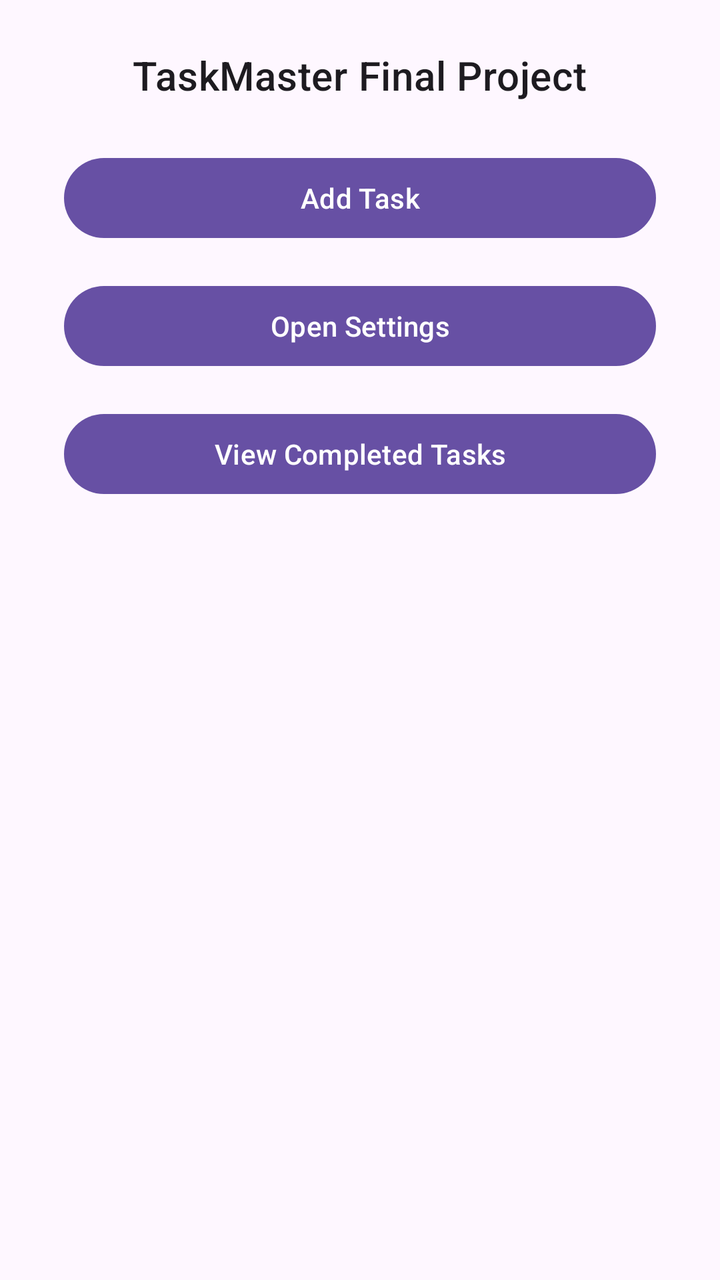
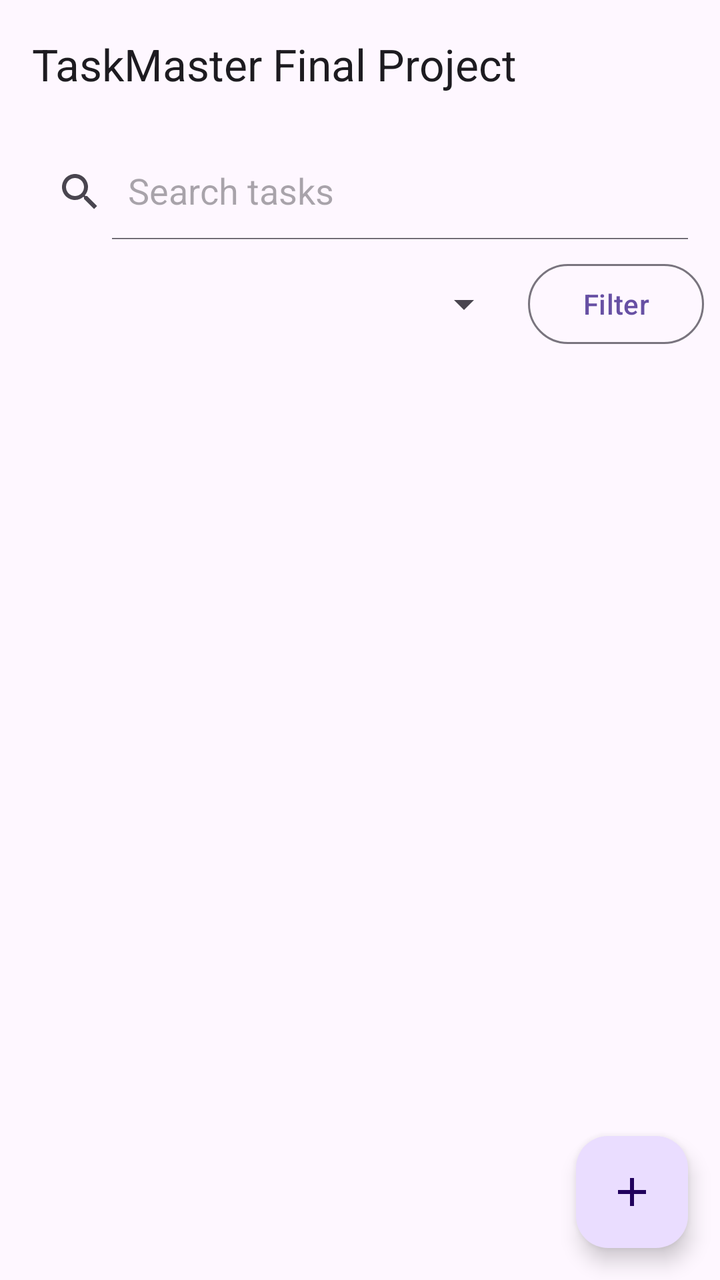

Before-and-after screenshots of an Android layout around one commit, followed by the original layout XML and the change that was made.
<!-- AndroidManifest.xml: application theme Theme.TaskMasterFinalProject -->
<!-- res/layout/activity_main.xml -->
<?xml version="1.0" encoding="utf-8"?>
<androidx.constraintlayout.widget.ConstraintLayout xmlns:android="http://schemas.android.com/apk/res/android"
    xmlns:app="http://schemas.android.com/apk/res-auto"
    xmlns:tools="http://schemas.android.com/tools"
    android:id="@+id/main_root"
    android:layout_width="match_parent"
    android:layout_height="match_parent"
    tools:context=".MainActivity">

    <TextView
        android:id="@+id/text_title"
        android:layout_width="wrap_content"
        android:layout_height="wrap_content"
        android:text="@string/app_name"
        android:textAppearance="?attr/textAppearanceHeadline6"
        app:layout_constraintTop_toTopOf="parent"
        app:layout_constraintStart_toStartOf="parent"
        app:layout_constraintEnd_toEndOf="parent"
        app:layout_constraintBottom_toTopOf="@id/button_add_task"
        app:layout_constraintVertical_chainStyle="packed"
        android:layout_marginTop="24dp" />

    <Button
        android:id="@+id/button_add_task"
        android:layout_width="0dp"
        android:layout_height="wrap_content"
        android:text="Add Task"
        app:layout_constraintTop_toBottomOf="@id/text_title"
        app:layout_constraintStart_toStartOf="parent"
        app:layout_constraintEnd_toEndOf="parent"
        android:layout_marginStart="32dp"
        android:layout_marginEnd="32dp"
        android:layout_marginTop="24dp" />

    <Button
        android:id="@+id/button_open_settings"
        android:layout_width="0dp"
        android:layout_height="wrap_content"
        android:text="Open Settings"
        app:layout_constraintTop_toBottomOf="@id/button_add_task"
        app:layout_constraintStart_toStartOf="parent"
        app:layout_constraintEnd_toEndOf="parent"
        android:layout_marginStart="32dp"
        android:layout_marginEnd="32dp"
        android:layout_marginTop="16dp" />

    <Button
        android:id="@+id/button_view_completed"
        android:layout_width="0dp"
        android:layout_height="wrap_content"
        android:text="@string/button_view_completed"
        app:layout_constraintTop_toBottomOf="@id/button_open_settings"
        app:layout_constraintStart_toStartOf="parent"
        app:layout_constraintEnd_toEndOf="parent"
        android:layout_marginStart="32dp"
        android:layout_marginEnd="32dp"
        android:layout_marginTop="16dp" />

    <androidx.recyclerview.widget.RecyclerView
        android:id="@+id/recycler_tasks"
        android:layout_width="0dp"
        android:layout_height="0dp"
        app:layout_constraintTop_toBottomOf="@id/button_view_completed"
        app:layout_constraintBottom_toBottomOf="parent"
        app:layout_constraintStart_toStartOf="parent"
        app:layout_constraintEnd_toEndOf="parent"
        android:layout_marginStart="16dp"
        android:layout_marginEnd="16dp"
        android:layout_marginTop="16dp"
        android:layout_marginBottom="16dp" />

</androidx.constraintlayout.widget.ConstraintLayout>
<!-- resources referenced by this layout -->
<resources>
  <string name="app_name">TaskMaster Final Project</string>
  <string name="button_view_completed">View Completed Tasks</string>
  <style name="Theme.TaskMasterFinalProject" parent="Base.Theme.TaskMasterFinalProject" />
  <style name="Base.Theme.TaskMasterFinalProject" parent="Theme.Material3.DayNight.NoActionBar">
          
          
      </style>
</resources>

<!-- the commit's change to res/layout/activity_main.xml (unified diff, before → after) -->
@@ -7,66 +7,68 @@
     android:layout_height="match_parent"
     tools:context=".MainActivity">
 
-    <TextView
-        android:id="@+id/text_title"
+    <com.google.android.material.appbar.AppBarLayout
+        android:id="@+id/app_bar_layout"
+        android:layout_width="match_parent"
+        android:layout_height="wrap_content"
+        app:layout_constraintTop_toTopOf="parent">
+
+        <com.google.android.material.appbar.MaterialToolbar
+            android:id="@+id/toolbar"
+            android:layout_width="match_parent"
+            android:layout_height="?attr/actionBarSize"
+            app:title="@string/app_name" />
+
+    </com.google.android.material.appbar.AppBarLayout>
+
+    <androidx.appcompat.widget.SearchView
+        android:id="@+id/search_view"
+        android:layout_width="0dp"
+        android:layout_height="wrap_content"
+        android:layout_margin="8dp"
+        app:iconifiedByDefault="false"
+        app:layout_constraintEnd_toEndOf="parent"
+        app:layout_constraintStart_toStartOf="parent"
+        app:layout_constraintTop_toBottomOf="@+id/app_bar_layout"
+        app:queryHint="Search tasks" />
+
+    <Spinner
+        android:id="@+id/spinner_sort"
+        android:layout_width="wrap_content"
+        android:layout_height="0dp"
+        android:layout_marginEnd="8dp"
+        app:layout_constraintBottom_toBottomOf="@+id/button_filter"
+        app:layout_constraintEnd_toStartOf="@+id/button_filter"
+        app:layout_constraintTop_toTopOf="@+id/button_filter" />
+
+    <Button
+        android:id="@+id/button_filter"
+        style="?attr/materialButtonOutlinedStyle"
         android:layout_width="wrap_content"
         android:layout_height="wrap_content"
-        android:text="@string/app_name"
-        android:textAppearance="?attr/textAppearanceHeadline6"
-        app:layout_constraintTop_toTopOf="parent"
-        app:layout_constraintStart_toStartOf="parent"
+        android:layout_marginTop="8dp"
+        android:layout_marginEnd="8dp"
+        android:text="Filter"
         app:layout_constraintEnd_toEndOf="parent"
-        app:layout_constraintBottom_toTopOf="@id/button_add_task"
-        app:layout_constraintVertical_chainStyle="packed"
-        android:layout_marginTop="24dp" />
-
-    <Button
-        android:id="@+id/button_add_task"
-        android:layout_width="0dp"
-        android:layout_height="wrap_content"
-        android:text="Add Task"
-        app:layout_constraintTop_toBottomOf="@id/text_title"
-        app:layout_constraintStart_toStartOf="parent"
-        app:layout_constraintEnd_toEndOf="parent"
-        android:layout_marginStart="32dp"
-        android:layout_marginEnd="32dp"
-        android:layout_marginTop="24dp" />
-
-    <Button
-        android:id="@+id/button_open_settings"
-        android:layout_width="0dp"
-        android:layout_height="wrap_content"
-        android:text="Open Settings"
-        app:layout_constraintTop_toBottomOf="@id/button_add_task"
-        app:layout_constraintStart_toStartOf="parent"
-        app:layout_constraintEnd_toEndOf="parent"
-        android:layout_marginStart="32dp"
-        android:layout_marginEnd="32dp"
-        android:layout_marginTop="16dp" />
-
-    <Button
-        android:id="@+id/button_view_completed"
-        android:layout_width="0dp"
-        android:layout_height="wrap_content"
-        android:text="@string/button_view_completed"
-        app:layout_constraintTop_toBottomOf="@id/button_open_settings"
-        app:layout_constraintStart_toStartOf="parent"
-        app:layout_constraintEnd_toEndOf="parent"
-        android:layout_marginStart="32dp"
-        android:layout_marginEnd="32dp"
-        android:layout_marginTop="16dp" />
+        app:layout_constraintTop_toBottomOf="@+id/search_view" />
 
     <androidx.recyclerview.widget.RecyclerView
         android:id="@+id/recycler_tasks"
         android:layout_width="0dp"
         android:layout_height="0dp"
-        app:layout_constraintTop_toBottomOf="@id/button_view_completed"
+        android:layout_marginTop="8dp"
         app:layout_constraintBottom_toBottomOf="parent"
+        app:layout_constraintEnd_toEndOf="parent"
         app:layout_constraintStart_toStartOf="parent"
+        app:layout_constraintTop_toBottomOf="@+id/button_filter" />
+
+    <com.google.android.material.floatingactionbutton.FloatingActionButton
+        android:id="@+id/fab_add_task"
+        android:layout_width="wrap_content"
+        android:layout_height="wrap_content"
+        android:layout_margin="16dp"
+        app:layout_constraintBottom_toBottomOf="parent"
         app:layout_constraintEnd_toEndOf="parent"
-        android:layout_marginStart="16dp"
-        android:layout_marginEnd="16dp"
-        android:layout_marginTop="16dp"
-        android:layout_marginBottom="16dp" />
+        app:srcCompat="@drawable/ic_add" />
 
 </androidx.constraintlayout.widget.ConstraintLayout>
<!-- resource entries referenced after the edit -->
@@ -1,7 +1,16 @@
 <!-- resources referenced by this layout -->
 <resources>
+  <!-- drawable ic_add (drawable) -->
+  <vector xmlns:android="http://schemas.android.com/apk/res/android"
+      android:width="24dp"
+      android:height="24dp"
+      android:viewportWidth="24"
+      android:viewportHeight="24">
+    <path
+        android:fillColor="@android:color/white"
+        android:pathData="M19,13h-6v6h-2v-6H5v-2h6V5h2v6h6v2z"/>
+  </vector>
   <string name="app_name">TaskMaster Final Project</string>
-  <string name="button_view_completed">View Completed Tasks</string>
   <style name="Theme.TaskMasterFinalProject" parent="Base.Theme.TaskMasterFinalProject" />
   <style name="Base.Theme.TaskMasterFinalProject" parent="Theme.Material3.DayNight.NoActionBar">
           
